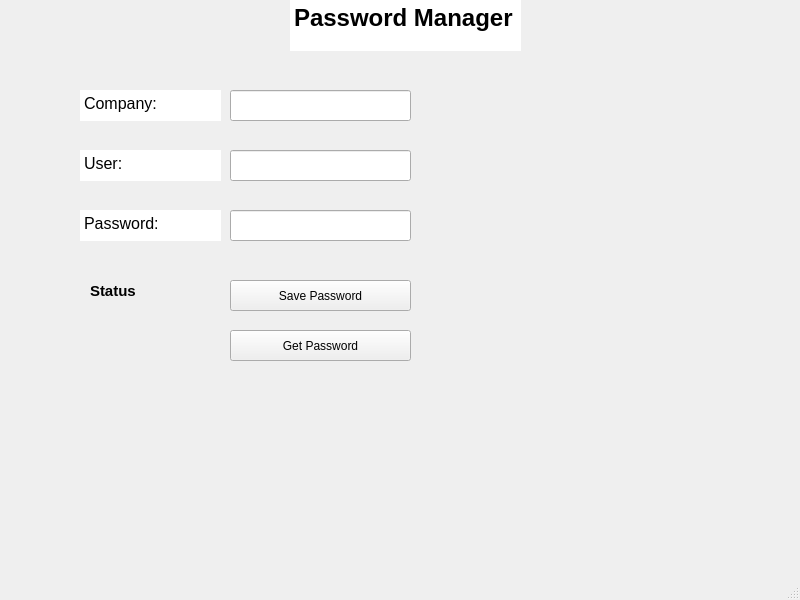
Above: GUI/PasswordManager/mainwindow.ui from Menu-D/Cpp-Password-Manager before the change. Below: the same form after it.
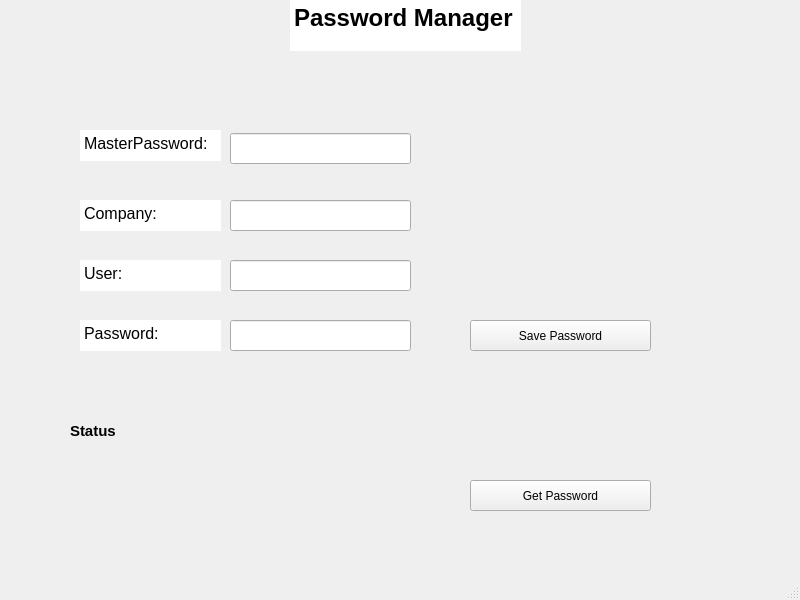
That is the form after the change.

Commit message: Managed to make a concept GUI password manager - Encryption/decryption works - libsodium linked successfully - Added a master password system yet not completed fully

```diff
--- a/GUI/PasswordManager/mainwindow.ui
+++ b/GUI/PasswordManager/mainwindow.ui
@@ -26,7 +26,7 @@
     <property name="geometry">
      <rect>
       <x>230</x>
-      <y>90</y>
+      <y>200</y>
       <width>181</width>
       <height>31</height>
      </rect>
@@ -36,7 +36,7 @@
     <property name="geometry">
      <rect>
       <x>230</x>
-      <y>150</y>
+      <y>260</y>
       <width>181</width>
       <height>31</height>
      </rect>
@@ -46,7 +46,7 @@
     <property name="geometry">
      <rect>
       <x>230</x>
-      <y>210</y>
+      <y>320</y>
       <width>181</width>
       <height>31</height>
      </rect>
@@ -61,8 +61,8 @@
    <widget class="QPushButton" name="saveButton">
     <property name="geometry">
      <rect>
-      <x>230</x>
-      <y>280</y>
+      <x>470</x>
+      <y>320</y>
       <width>181</width>
       <height>31</height>
      </rect>
@@ -74,8 +74,8 @@
    <widget class="QPushButton" name="getButton">
     <property name="geometry">
      <rect>
-      <x>230</x>
-      <y>330</y>
+      <x>470</x>
+      <y>480</y>
       <width>181</width>
       <height>31</height>
      </rect>
@@ -87,9 +87,9 @@
    <widget class="QLabel" name="statusLabel">
     <property name="geometry">
      <rect>
-      <x>90</x>
-      <y>280</y>
-      <width>131</width>
+      <x>70</x>
+      <y>420</y>
+      <width>681</width>
       <height>21</height>
      </rect>
     </property>
@@ -112,7 +112,7 @@
     <property name="geometry">
      <rect>
       <x>80</x>
-      <y>90</y>
+      <y>200</y>
       <width>141</width>
       <height>31</height>
      </rect>
@@ -144,7 +144,7 @@
     <property name="geometry">
      <rect>
       <x>80</x>
-      <y>210</y>
+      <y>320</y>
       <width>141</width>
       <height>31</height>
      </rect>
@@ -170,7 +170,7 @@
     <property name="geometry">
      <rect>
       <x>80</x>
-      <y>150</y>
+      <y>260</y>
       <width>141</width>
       <height>31</height>
      </rect>
@@ -221,6 +221,54 @@
 &lt;p style=&quot; margin-top:0px; margin-bottom:0px; margin-left:0px; margin-right:0px; -qt-block-indent:0; text-indent:0px;&quot;&gt;&lt;span style=&quot; font-size:18pt; font-weight:700;&quot;&gt;Password Manager&lt;/span&gt;&lt;/p&gt;&lt;/body&gt;&lt;/html&gt;</string>
     </property>
    </widget>
+   <widget class="QLineEdit" name="MasterPassword">
+    <property name="geometry">
+     <rect>
+      <x>230</x>
+      <y>133</y>
+      <width>181</width>
+      <height>31</height>
+     </rect>
+    </property>
+    <property name="echoMode">
+     <enum>QLineEdit::EchoMode::Password</enum>
+    </property>
+   </widget>
+   <widget class="QTextEdit" name="textEdit_5">
+    <property name="enabled">
+     <bool>true</bool>
+    </property>
+    <property name="geometry">
+     <rect>
+      <x>80</x>
+      <y>130</y>
+      <width>141</width>
+      <height>31</height>
+     </rect>
+    </property>
+    <property name="font">
+     <font>
+      <bold>false</bold>
+      <stylestrategy>PreferDefault</stylestrategy>
+     </font>
+    </property>
+    <property name="frameShape">
+     <enum>QFrame::Shape::NoFrame</enum>
+    </property>
+    <property name="frameShadow">
+     <enum>QFrame::Shadow::Plain</enum>
+    </property>
+    <property name="html">
+     <string>&lt;!DOCTYPE HTML PUBLIC &quot;-//W3C//DTD HTML 4.0//EN&quot; &quot;http://www.w3.org/TR/REC-html40/strict.dtd&quot;&gt;
+&lt;html&gt;&lt;head&gt;&lt;meta name=&quot;qrichtext&quot; content=&quot;1&quot; /&gt;&lt;meta charset=&quot;utf-8&quot; /&gt;&lt;style type=&quot;text/css&quot;&gt;
+p, li { white-space: pre-wrap; }
+hr { height: 1px; border-width: 0; }
+li.unchecked::marker { content: &quot;\2610&quot;; }
+li.checked::marker { content: &quot;\2612&quot;; }
+&lt;/style&gt;&lt;/head&gt;&lt;body style=&quot; font-family:'Segoe UI'; font-size:9pt; font-weight:400; font-style:normal;&quot;&gt;
+&lt;p style=&quot; margin-top:0px; margin-bottom:0px; margin-left:0px; margin-right:0px; -qt-block-indent:0; text-indent:0px;&quot;&gt;&lt;span style=&quot; font-size:12pt;&quot;&gt;MasterPassword: &lt;/span&gt;&lt;/p&gt;&lt;/body&gt;&lt;/html&gt;</string>
+    </property>
+   </widget>
   </widget>
   <widget class="QMenuBar" name="menubar">
    <property name="geometry">
```
Left out of the diff: 12 changed lines with no effect on the pictures. The commit also changes 5 other files.
